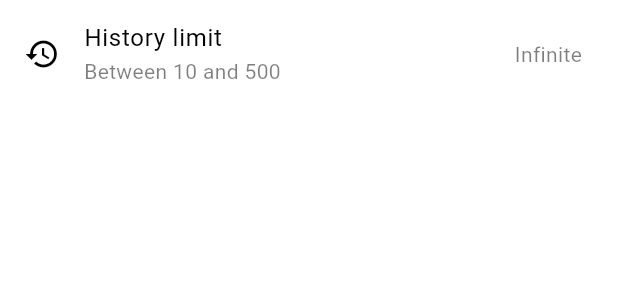
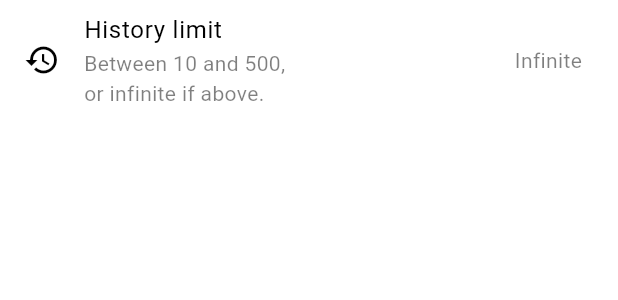
Before and after one commit to Crash285github/yt_playlists_plus, a Flutter app: the HistorySizeSetting widget shown alone on an empty page, opened directly, on a phone screen of 412 x 824 dp. Shown: the top 300 px of the screen. Run offline on Flutter 3.47's test engine with Material 2 defaults, Android fonts, the phone set to English and light mode, and no system bars; drawn by our look-alikes of dynamic_color; our stand-ins replace cached_network_image, shared_preferences, timeago; missing offline and left inert: youtube_explode_dart; accounts and stored records are empty.

Commit message:
better desc for history limit

```diff
--- a/lib/pages/home_page/drawer/settings.dart/history_size.dart
+++ b/lib/pages/home_page/drawer/settings.dart/history_size.dart
@@ -61,7 +61,7 @@ class _HistorySizeSettingState extends State<HistorySizeSetting> {
       leading: const Icon(Icons.history),
       title: const Text("History limit"),
       subtitle: Text(
-        "Between $bottomLimit and $topLimit",
+        "Between $bottomLimit and $topLimit, \nor infinite if above.",
         style: Theme.of(context).textTheme.bodyMedium!.copyWith(
             color: Theme.of(context).colorScheme.onBackground.withOpacity(0.5)),
       ),
```
